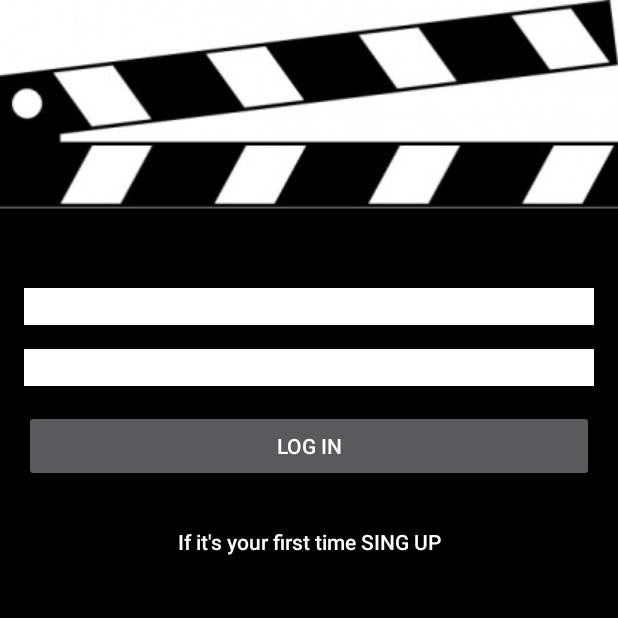
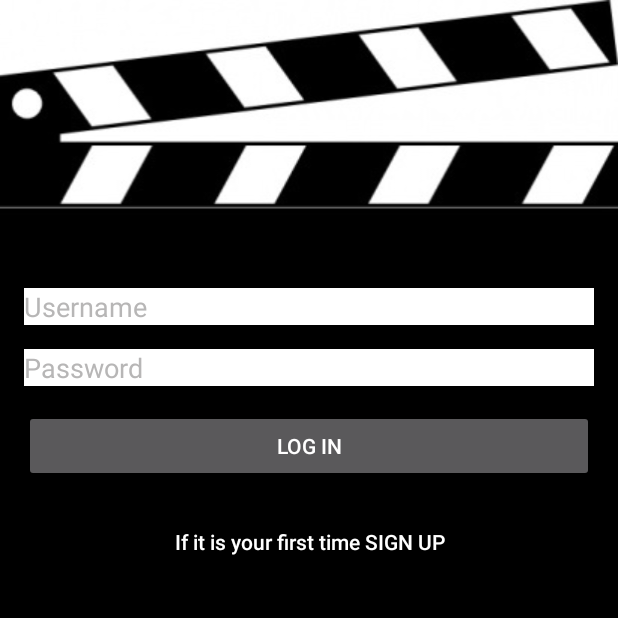
Before and after one commit to donikapeneva/Movie_Game, an Android app: the screen it shows after launch (LoginActivity), on a phone screen of 412 x 824 dp, the top half of it. Run offline under Robolectric (Android 15) with nearby library versions, the phone set to English and light mode, and no system bars.

Commit message:
Export constants

```diff
--- a/app/src/main/java/com/example/dpene/database/LetterActivity.java
+++ b/app/src/main/java/com/example/dpene/database/LetterActivity.java
@@ -1,5 +1,6 @@
 package com.example.dpene.database;
 
+import android.content.Intent;
 import android.support.v7.app.AppCompatActivity;
 import android.os.Bundle;
 
@@ -9,5 +10,10 @@ public class LetterActivity extends AppCompatActivity {
     protected void onCreate(Bundle savedInstanceState) {
         super.onCreate(savedInstanceState);
         setContentView(R.layout.activity_letter);
+
+
+        Intent nextActivity = new Intent(this, MenuActivity.class);
+        startActivity(nextActivity);
+
     }
 }
--- a/app/src/main/res/layout/activity_logical_question.xml
+++ b/app/src/main/res/layout/activity_logical_question.xml
@@ -31,7 +31,8 @@
             android:layout_height="match_parent"
             android:layout_gravity="center"
             android:layout_weight="2"
-            android:background="@color/colorQuestion" />
+            android:background="@color/colorQuestion"
+            android:inputType="text" />
 
         <Button
             android:id="@+id/logical_answer_button"
--- a/app/src/main/res/layout/activity_login.xml
+++ b/app/src/main/res/layout/activity_login.xml
@@ -47,8 +47,10 @@
                         android:layout_height="0dp"
                         android:layout_weight="1"
                         android:background="@color/colorPrimary"
-                        android:hint="Username"
-                        android:textColor="@color/colorPrimaryDark" />
+                        android:hint="@string/username"
+                        android:inputType="text"
+                        android:textColor="@color/colorPrimaryDark"
+                        android:textColorHint="@color/colorQuestion" />
 
                     <EditText
                         android:id="@+id/password"
@@ -57,9 +59,10 @@
                         android:layout_marginTop="@dimen/activity_vertical_margin"
                         android:layout_weight="1"
                         android:background="@color/colorPrimary"
-                        android:hint="Password"
-                        android:password="true"
-                        android:textColor="@color/colorPrimaryDark" />
+                        android:hint="@string/password"
+                        android:inputType="textPassword"
+                        android:textColor="@color/colorPrimaryDark"
+                        android:textColorHint="@color/colorQuestion" />
 
                     <Button
                         android:id="@+id/login_button"
@@ -67,7 +70,7 @@
                         android:layout_height="0dp"
                         android:layout_marginTop="@dimen/activity_vertical_margin"
                         android:layout_weight="1"
-                        android:text="Log in" />
+                        android:text="@string/log_in" />
 
                 </LinearLayout>
 
@@ -86,7 +89,7 @@
                     android:layout_alignParentBottom="true"
                     android:layout_centerHorizontal="true"
                     android:background="@color/colorPrimaryDark"
-                    android:text="If it's your first time SING UP"
+                    android:text="@string/button_to_sign_up"
                     android:textAllCaps="false"
                     android:textColor="@color/colorPrimary" />
 
--- a/app/src/main/res/values/dimens.xml
+++ b/app/src/main/res/values/dimens.xml
@@ -3,4 +3,5 @@
     <dimen name="activity_horizontal_margin">16dp</dimen>
     <dimen name="activity_vertical_margin">16dp</dimen>
     <dimen name="activity_game_legend">30dp</dimen>
+    <dimen name="text_size">30sp</dimen>
 </resources>
--- a/app/src/main/res/values/strings.xml
+++ b/app/src/main/res/values/strings.xml
@@ -1,3 +1,19 @@
 <resources>
     <string name="app_name">DataBase</string>
+
+    <string name="username">Username</string>
+    <string name="password">Password</string>
+    <string name="email">Email</string>
+    <string name="repeat_password">Repeat password</string>
+    <string name="log_in">Log in</string>
+    <string name="sign_up">Sign up</string>
+    <string name="button_to_sign_up">If it is your first time SIGN UP</string>
+
+    <string name="map">Map</string>
+    <string name="exit">Exit</string>
+    <string name="switch_user">Switch user</string>
+
+    <string name="save_life">You have no more lives. Answer this question \n or you will go \n back to Level 1 ...</string>
+    <string name="tap_to_continue">Tap to continue</string>
+
 </resources>
```
Also changed, not shown: app/src/main/java/com/example/dpene/database/LoadingActivity.java (+9 -0 lines), app/src/main/java/com/example/dpene/database/LoginActivity.java (+7 -7 lines), app/src/main/java/com/example/dpene/database/MenuActivity.java (+37 -1 lines), app/src/main/java/com/example/dpene/database/SignUpActivity.java (+27 -0 lines), app/src/main/res/layout/activity_menu.xml (+5 -4 lines), app/src/main/res/layout/activity_save_life.xml (+5 -5 lines), app/src/main/res/layout/activity_sign_up.xml (+5 -5 lines).
